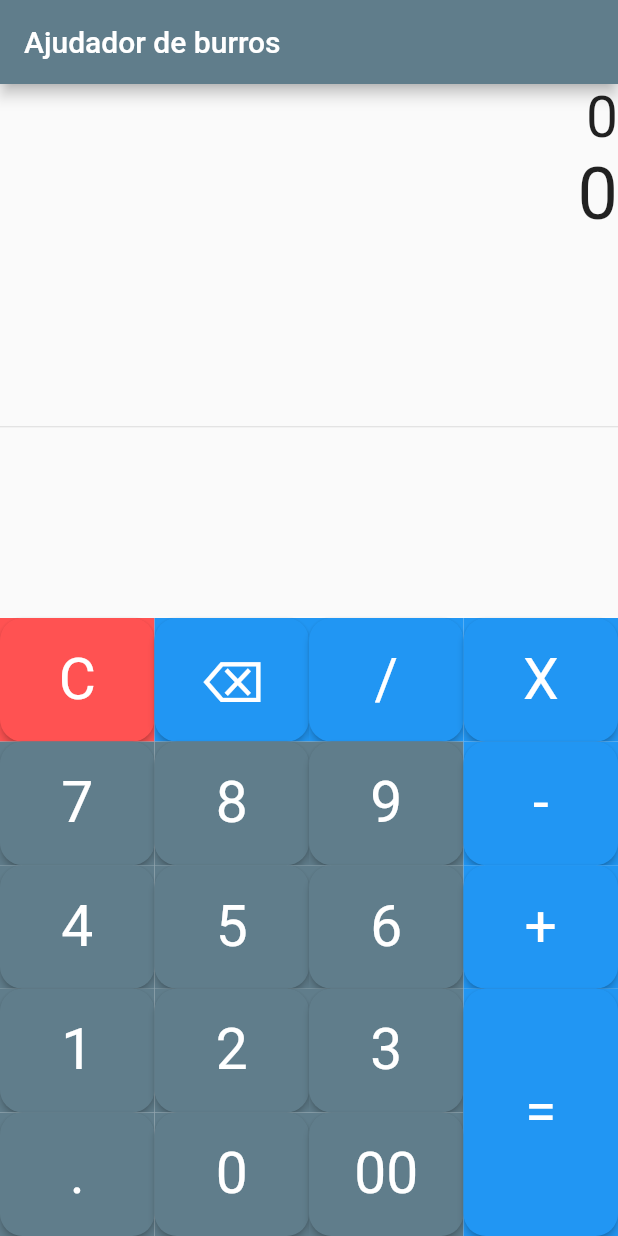
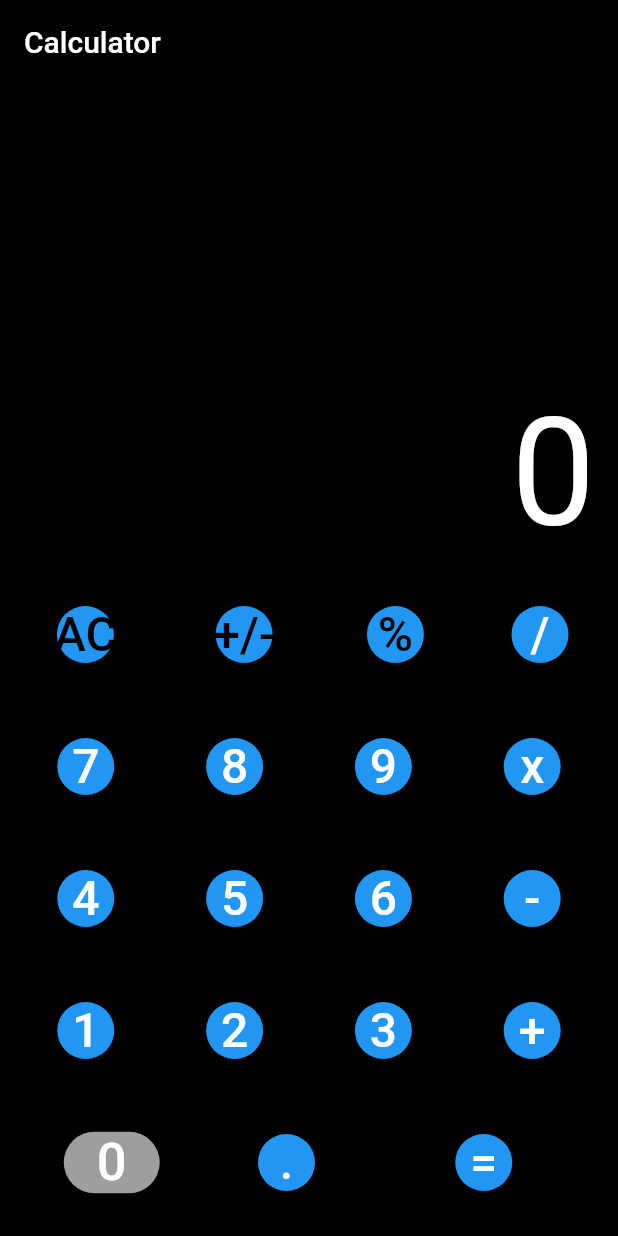
Before and after one commit to PedroDylan/Calculator_flutter, a Flutter app: the screen it shows after launch, on a phone screen of 412 x 824 dp. Run offline on Flutter 3.47's test engine with Material 2 defaults, Android fonts, the phone set to English and light mode, and no system bars.

Commit message:
Fixing the functionality of the calculator and rebuilding the layout

```diff
--- a/lib/main.dart
+++ b/lib/main.dart
@@ -1,8 +1,9 @@
+// ignore_for_file: prefer_const_constructors
+
 import 'package:flutter/material.dart';
-import 'package:math_expressions/math_expressions.dart';
 
 void main() {
-  runApp(const Calculator());
+  runApp(Calculator());
 }
 
 class Calculator extends StatelessWidget {
@@ -13,8 +14,7 @@
     return MaterialApp(
       debugShowCheckedModeBanner: false,
       title: "Calculator",
-      theme: ThemeData(primarySwatch: Colors.blueGrey),
-      home: const SimpleCalculator(),
+      home: SimpleCalculator(),
     );
   }
 }
@@ -27,74 +27,22 @@
 }
 
 class _SimpleCalculatorState extends State<SimpleCalculator> {
-  String equation = '0';
-  String result = '0';
-  String expression = '';
-  double equationFontSize = 38.0;
-  double resultFontSize = 48.0;
+  dynamic displaytxt = 20;
 
-  buttonPressed(String buttonText) {
-    setState(() {
-      if (buttonText == "C") {
-        equation = "0";
-        result = '0';
-        equationFontSize = 38.0;
-        resultFontSize = 48.0;
-      } else if (buttonText == "⌫") {
-        equationFontSize = 48.0;
-        resultFontSize = 38.0;
-        equation = equation.substring(0, equation.length - 1);
-        if (equation == '') {
-          equation = '0';
-        }
-      } else if (buttonText == "=") {
-        equationFontSize = 38.0;
-        resultFontSize = 48.0;
-
-        expression = equation;
-        expression = expression.replaceAll("X", '*');
-
-        try {
-          Parser p = Parser();
-          Expression exp = p.parse(expression);
-
-          ContextModel cm = ContextModel();
-          result = "${exp.evaluate(EvaluationType.REAL, cm)}";
-        } catch (e) {
-          result = "Error";
-        }
-      } else {
-        equationFontSize = 48.0;
-        resultFontSize = 38.0;
-        if (equation == "0") {
-          equation = buttonText;
-        } else {
-          equation = equation + buttonText;
-        }
-      }
-    });
-  }
-
-  Widget buildButton(
-      String buttonText, double buttonHeight, Color buttoncolor) {
+  Widget calcbutton(String btntxt, Color btncolor, Color txtcolor) {
     return Container(
-      height: MediaQuery.of(context).size.height * 0.1 * buttonHeight,
-      color: buttoncolor,
-      child: ElevatedButton(
-        onPressed: () => buttonPressed(buttonText),
-        style: ElevatedButton.styleFrom(
-          backgroundColor: buttoncolor,
-          fixedSize: const Size(50, 50),
-          shape: RoundedRectangleBorder(
-            borderRadius: BorderRadius.circular(15.0),
+      child: Padding(
+        padding: const EdgeInsets.all(15),
+        child: ElevatedButton(
+          onPressed: () {
+            calculation(btntxt);
+          },
+          style: ElevatedButton.styleFrom(
+              shape: CircleBorder(), foregroundColor: btncolor),
+          child: Text(
+            btntxt,
+            style: TextStyle(fontSize: 32, color: txtcolor),
           ),
-        ),
-        child: Text(
-          buttonText,
-          style: const TextStyle(
-              fontSize: 38.0,
-              fontWeight: FontWeight.normal,
-              color: Colors.white),
         ),
       ),
     );
@@ -103,82 +51,215 @@
   @override
   Widget build(BuildContext context) {
     return Scaffold(
+      backgroundColor: Colors.black,
       appBar: AppBar(
-        title: const Text("Ajudador de burros"),
+        title: Text("Calculator"),
+        backgroundColor: Colors.black,
       ),
-      body: Column(children: [
-        Container(
-          alignment: Alignment.centerRight,
-          child: Text(
-            equation,
-            style: TextStyle(fontSize: equationFontSize),
-          ),
-        ),
-        Container(
-          alignment: Alignment.centerRight,
-          child: Text(
-            result,
-            style: TextStyle(fontSize: resultFontSize),
-          ),
-        ),
-        const Expanded(child: Divider()),
-        Row(
-          mainAxisAlignment: MainAxisAlignment.center,
+      body: Padding(
+        padding: EdgeInsets.symmetric(horizontal: 5),
+        child: Column(
+          mainAxisAlignment: MainAxisAlignment.end,
           children: [
-            SizedBox(
-              width: MediaQuery.of(context).size.width * 0.75,
-              child: Table(
+            SingleChildScrollView(
+              scrollDirection: Axis.vertical,
+              child: Row(
+                mainAxisAlignment: MainAxisAlignment.end,
                 children: [
-                  TableRow(children: [
-                    buildButton("C", 1, Colors.redAccent),
-                    buildButton("⌫", 1, Colors.blue),
-                    buildButton("/", 1, Colors.blue),
-                  ]),
-                  TableRow(children: [
-                    buildButton("7", 1, Colors.blueGrey),
-                    buildButton("8", 1, Colors.blueGrey),
-                    buildButton("9", 1, Colors.blueGrey),
-                  ]),
-                  TableRow(children: [
-                    buildButton("4", 1, Colors.blueGrey),
-                    buildButton("5", 1, Colors.blueGrey),
-                    buildButton("6", 1, Colors.blueGrey),
-                  ]),
-                  TableRow(children: [
-                    buildButton("1", 1, Colors.blueGrey),
-                    buildButton("2", 1, Colors.blueGrey),
-                    buildButton("3", 1, Colors.blueGrey),
-                  ]),
-                  TableRow(children: [
-                    buildButton(".", 1, Colors.blueGrey),
-                    buildButton("0", 1, Colors.blueGrey),
-                    buildButton("00", 1, Colors.blueGrey),
-                  ]),
+                  Container(
+                    child: Padding(
+                        padding: EdgeInsets.all(10),
+                        child: Text(
+                          '$text',
+                          textAlign: TextAlign.left,
+                          style: TextStyle(
+                            color: Colors.white,
+                            fontSize: 100,
+                          ),
+                        )),
+                  )
                 ],
               ),
             ),
+            Row(
+              mainAxisAlignment: MainAxisAlignment.spaceBetween,
+              children: [
+                calcbutton('AC', Colors.grey, Colors.black),
+                calcbutton('+/-', Colors.grey, Colors.black),
+                calcbutton('%', Colors.grey, Colors.black),
+                calcbutton('/', Colors.amber, Colors.white),
+              ],
+            ),
             SizedBox(
-              width: MediaQuery.of(context).size.width * 0.25,
-              child: Table(
-                children: [
-                  TableRow(children: [
-                    buildButton("X", 1, Colors.blue),
-                  ]),
-                  TableRow(children: [
-                    buildButton("-", 1, Colors.blue),
-                  ]),
-                  TableRow(children: [
-                    buildButton("+", 1, Colors.blue),
-                  ]),
-                  TableRow(children: [
-                    buildButton("=", 2, Colors.blue),
-                  ])
-                ],
-              ),
-            )
+              height: 10,
+            ),
+            Row(
+              mainAxisAlignment: MainAxisAlignment.spaceEvenly,
+              children: [
+                calcbutton('7', Colors.grey, Colors.white),
+                calcbutton('8', Colors.grey, Colors.white),
+                calcbutton('9', Colors.grey, Colors.white),
+                calcbutton('x', Colors.amber, Colors.white),
+              ],
+            ),
+            SizedBox(
+              height: 10,
+            ),
+            Row(
+              mainAxisAlignment: MainAxisAlignment.spaceEvenly,
+              children: [
+                calcbutton('4', Colors.grey, Colors.white),
+                calcbutton('5', Colors.grey, Colors.white),
+                calcbutton('6', Colors.grey, Colors.white),
+                calcbutton('-', Colors.amber, Colors.white),
+              ],
+            ),
+            SizedBox(
+              height: 10,
+            ),
+            Row(
+              mainAxisAlignment: MainAxisAlignment.spaceEvenly,
+              children: [
+                calcbutton('1', Colors.grey, Colors.white),
+                calcbutton('2', Colors.grey, Colors.white),
+                calcbutton('3', Colors.grey, Colors.white),
+                calcbutton('+', Colors.amber, Colors.white),
+              ],
+            ),
+            SizedBox(
+              height: 10,
+            ),
+            Row(
+              mainAxisAlignment: MainAxisAlignment.spaceEvenly,
+              children: [
+                ElevatedButton(
+                  onPressed: () {
+                    calculation("0");
+                  },
+                  style: ElevatedButton.styleFrom(
+                      shape: StadiumBorder(), backgroundColor: Colors.grey),
+                  child: Text(
+                    '0',
+                    style: TextStyle(fontSize: 35, color: Colors.white),
+                  ),
+                ),
+                calcbutton('.', Colors.grey, Colors.white),
+                calcbutton('=', Colors.amber, Colors.white),
+              ],
+            ),
+            SizedBox(
+              height: 10,
+            ),
           ],
-        )
-      ]),
+        ),
+      ),
     );
   }
+
+  dynamic text = '0';
+  double numOne = 0;
+  double numTwo = 0;
+
+  dynamic result = '';
+  dynamic finalResult = '';
+  dynamic opr = '';
+  dynamic preOpr = '';
+  void calculation(btnText) {
+    if (btnText == 'AC') {
+      text = '0';
+      numOne = 0;
+      numTwo = 0;
+      result = '';
+      finalResult = '0';
+      opr = '';
+      preOpr = '';
+    } else if (opr == '=' && btnText == '=') {
+      if (preOpr == '+') {
+        finalResult = add();
+      } else if (preOpr == '-') {
+        finalResult = sub();
+      } else if (preOpr == 'x') {
+        finalResult = mul();
+      } else if (preOpr == '/') {
+        finalResult = div();
+      }
+    } else if (btnText == '+' ||
+        btnText == '-' ||
+        btnText == 'x' ||
+        btnText == '/' ||
+        btnText == '=') {
+      if (numOne == 0) {
+        numOne = double.parse(result);
+      } else {
+        numTwo = double.parse(result);
+      }
+
+      if (opr == '+') {
+        finalResult = add();
+      } else if (opr == '-') {
+        finalResult = sub();
+      } else if (opr == 'x') {
+        finalResult = mul();
+      } else if (opr == '/') {
+        finalResult = div();
+      }
+      preOpr = opr;
+      opr = btnText;
+      result = '';
+    } else if (btnText == '%') {
+      result = numOne / 100;
+      finalResult = doesContainDecimal(result);
+    } else if (btnText == '.') {
+      if (!result.toString().contains('.')) {
+        result = '$result.';
+      }
+      finalResult = result;
+    } else if (btnText == '+/-') {
+      result.toString().startsWith('-')
+          ? result = result.toString().substring(1)
+          : result = '-$result';
+      finalResult = result;
+    } else {
+      result = result + btnText;
+      finalResult = result;
+    }
+
+    setState(() {
+      text = finalResult;
+    });
+  }
+
+  String add() {
+    result = (numOne + numTwo).toString();
+    numOne = double.parse(result);
+    return doesContainDecimal(result);
+  }
+
+  String sub() {
+    result = (numOne - numTwo).toString();
+    numOne = double.parse(result);
+    return doesContainDecimal(result);
+  }
+
+  String mul() {
+    result = (numOne * numTwo).toString();
+    numOne = double.parse(result);
+    return doesContainDecimal(result);
+  }
+
+  String div() {
+    result = (numOne / numTwo).toString();
+    numOne = double.parse(result);
+    return doesContainDecimal(result);
+  }
+
+  String doesContainDecimal(dynamic result) {
+    if (result.toString().contains('.')) {
+      List<String> splitDecimal = result.toString().split('.');
+      if (!(int.parse(splitDecimal[1]) > 0)) {
+        return result = splitDecimal[0].toString();
+      }
+    }
+    return result;
+  }
 }
```
Also changed, not shown: 1 other file.
